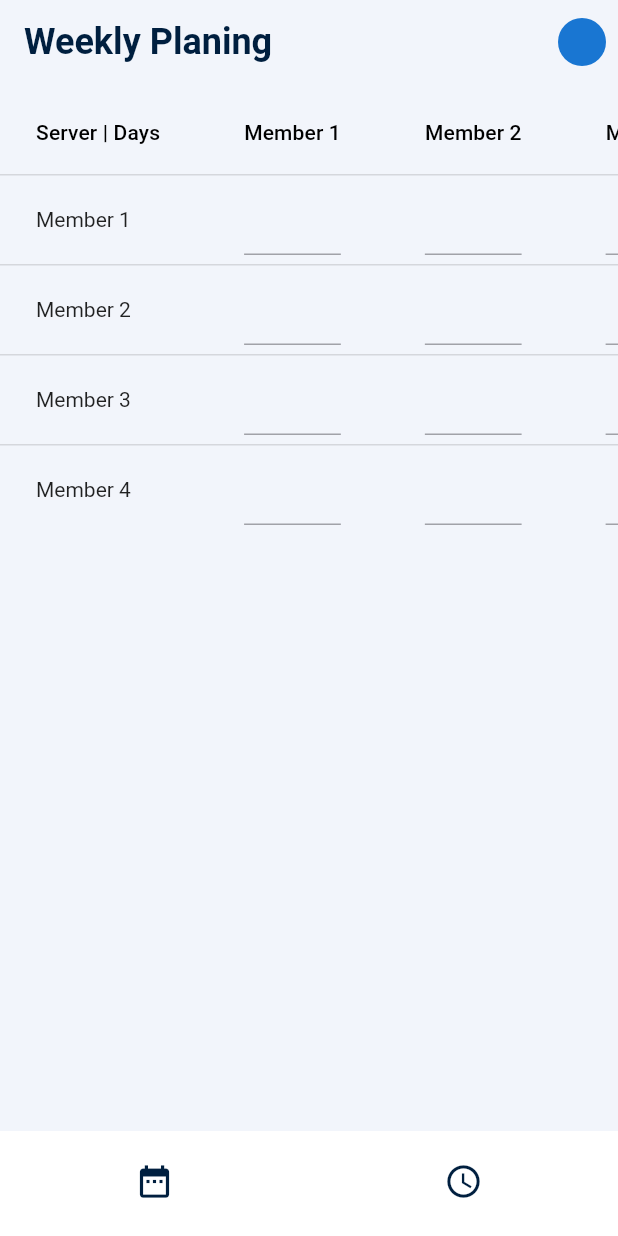
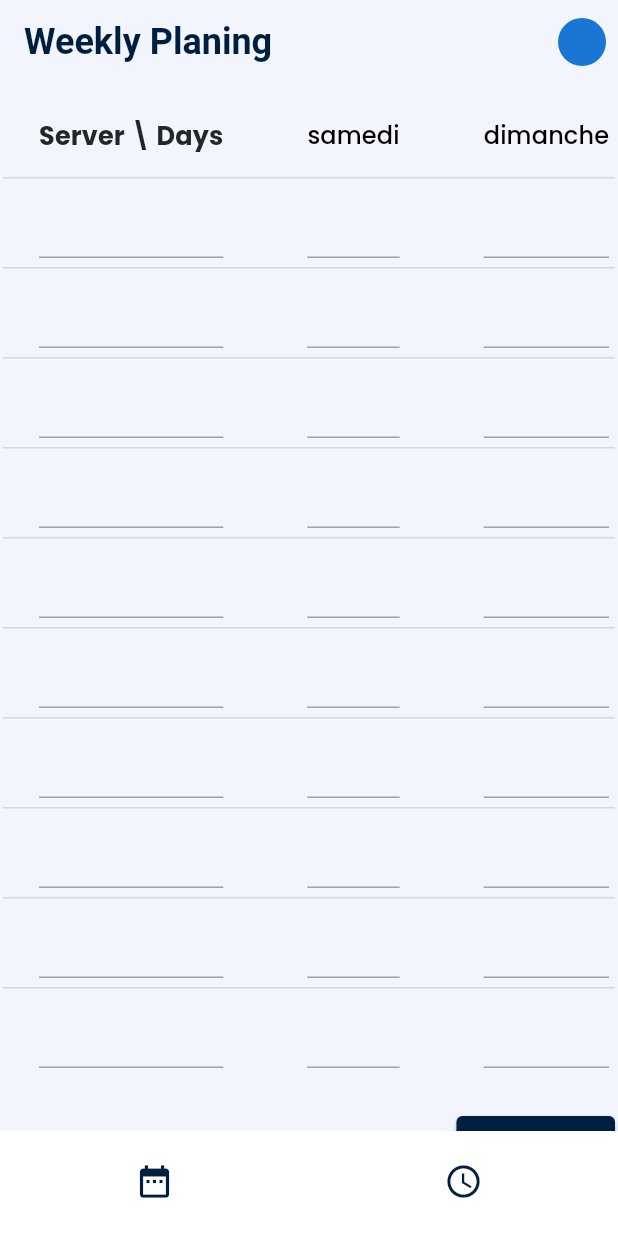
Before and after one commit to abdou-tech-maker/weekly-planner, a Flutter app: the screen it shows after launch, on a phone screen of 412 x 824 dp. Run offline on Flutter 3.47's test engine with Material 2 defaults, Android fonts, the light colour scheme and no system bars; drawn by our look-alikes of persistent_bottom_nav_bar; our stand-ins replace google_fonts, hive, hive_flutter, image_picker; accounts and stored records are empty.

Commit message:
update planing table

```diff
--- a/lib/constantes/constantes.dart
+++ b/lib/constantes/constantes.dart
@@ -53,6 +53,9 @@ String getCreatedAtDate(String? createdAt) {
   return extractedDate;
 }
 
+TextStyle? simple =
+    GoogleFonts.poppins(fontSize: 16, fontWeight: FontWeight.w500);
+
 Color getColor(String status) {
   switch (status) {
     case "Confirmed":
--- a/lib/pages/planning.dart
+++ b/lib/pages/planning.dart
@@ -1,4 +1,5 @@
 import 'package:flutter/material.dart';
+import 'package:google_fonts/google_fonts.dart';
 
 import '../constantes/constantes.dart';
 import '../widgets/appHeader.dart';
@@ -20,15 +21,22 @@ class _PlaningState extends State<Planing> {
     'vendredi'
   ];
 
-  List<String> members = ['Member 1', 'Member 2', 'Member 3', 'Member 4'];
+  List<String> members = List.generate(10, (index) => 'Member ${index + 1}');
 
-  List<List<String>> weeklyPlanning = List.generate(
+  List<List<String>> weeklyPlanning = [];
+
+  @override
+  void initState() {
+    super.initState();
+
+    weeklyPlanning = List.generate(
       6, // Number of days (columns)
       (index) => List.generate(
-      4, // Number of members (rows)
+        members.length, // Number of members (rows)
         (index) => '', // Initial value for each cell
       ),
     );
+  }
 
   @override
   Widget build(BuildContext context) {
@@ -38,22 +46,44 @@ class _PlaningState extends State<Planing> {
         title: 'Weekly Planing',
       ),
       body: SingleChildScrollView(
+        padding: const EdgeInsets.all(2),
         scrollDirection: Axis.vertical,
-        child: SingleChildScrollView(
+        child: Column(
+          children: [
+            SingleChildScrollView(
               scrollDirection: Axis.horizontal,
               child: DataTable(
                 dataRowMinHeight: 50,
                 dataRowMaxHeight: 60,
                 columns: [
-              const DataColumn(label: Text('Server | Days')),
-              for (var member in members) DataColumn(label: Text(member)),
+                  DataColumn(
+                      label: SizedBox(
+                          child: Text(
+                    'Server \\ Days',
+                    style: GoogleFonts.poppins(
+                        color: blackText,
+                        height: 0,
+                        fontSize: 17,
+                        fontWeight: FontWeight.w700),
+                  ))),
+                  for (var day in daysOfWeek)
+                    DataColumn(label: Text(day, style: simple)),
                 ],
                 rows: List.generate(
-              members.length,
-              (dayIndex) => DataRow(
+                  members.length, // Rows for each member
+                  (memberIndex) => DataRow(
                     cells: [
-                  DataCell(Text(members[dayIndex])),
-                  for (var memberIndex in members.asMap().keys)
+                      DataCell(
+                        TextFormField(
+                          initialValue: '',
+                          onChanged: (value) {
+                            setState(() {
+                              members[memberIndex] = value;
+                            });
+                          },
+                        ),
+                      ),
+                      for (var dayIndex in daysOfWeek.asMap().keys)
                         DataCell(
                           TextFormField(
                             initialValue: weeklyPlanning[dayIndex][memberIndex],
@@ -69,6 +99,27 @@ class _PlaningState extends State<Planing> {
                 ),
               ),
             ),
+            const SizedBox(
+              height: 20.0, // Adjust the height as needed
+            ),
+            Align(
+              alignment: Alignment.centerRight,
+              child: ElevatedButton(
+                style: ElevatedButton.styleFrom(
+                  backgroundColor: mainColor,
+                ),
+                onPressed: () {
+                  // Handle button press
+                  // You can add your logic here
+                },
+                child: const Text('Your Button'),
+              ),
+            ),
+            const SizedBox(
+              height: 20.0, // Adjust the height as needed
+            ),
+          ],
+        ),
       ),
     );
   }
```
Lines whose indentation alone changed are shown as unchanged.
